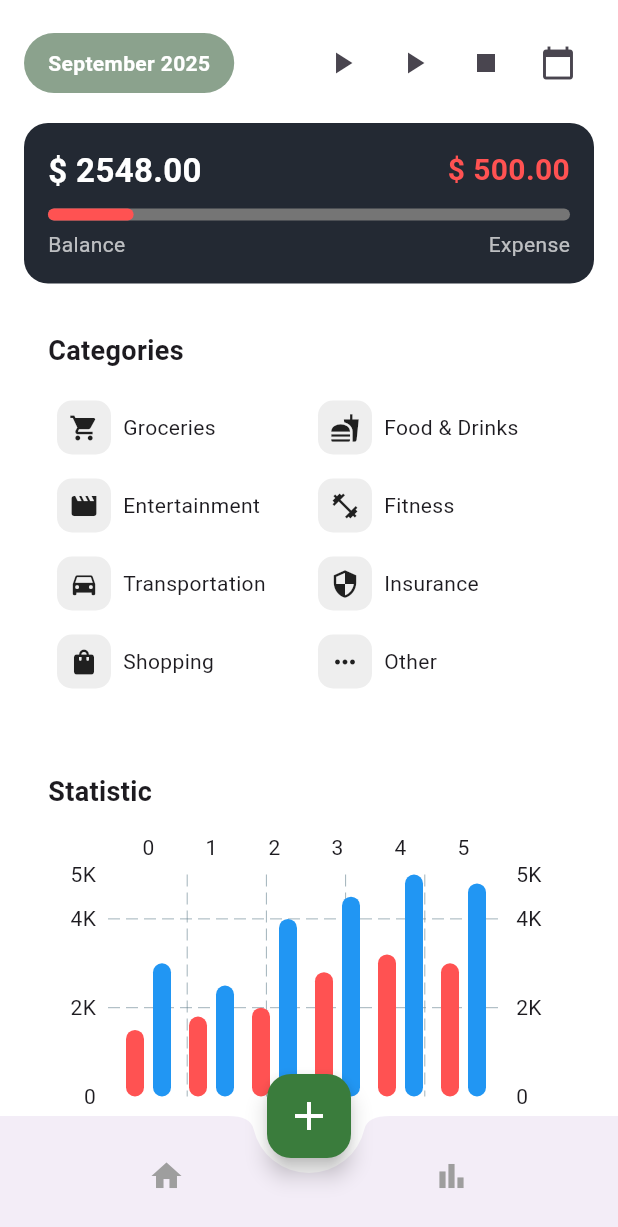
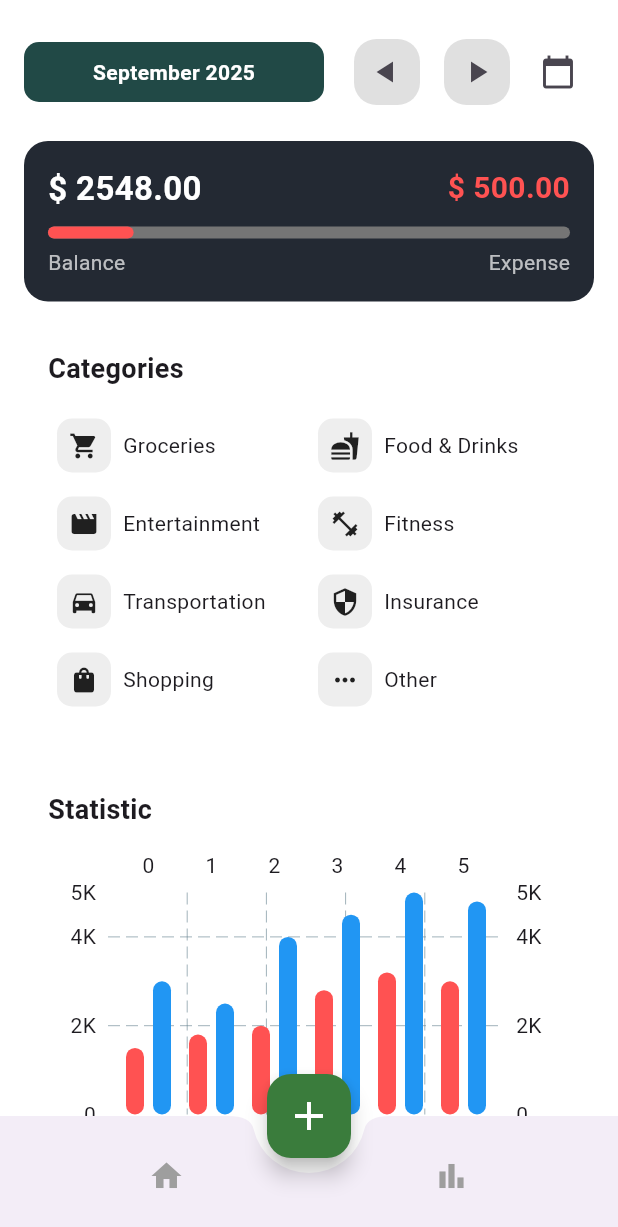
Before and after one commit to rrma1710/mtf_expense_tracker_flutter, a Flutter app: the ChartPage screen opened directly, on a phone screen of 412 x 824 dp. Shown: the top 1227 px of the screen. Run offline on Flutter 3.47's test engine with Material 3 defaults, Android fonts, the phone set to English and light mode, and no system bars; drawn by our look-alikes of fl_chart; our stand-ins replace flutter_svg, google_fonts.

Commit message:
update layout

```diff
--- a/expense_tracker/lib/page/chart.dart
+++ b/expense_tracker/lib/page/chart.dart
@@ -1,6 +1,5 @@
 import 'package:flutter/material.dart';
 import 'package:fl_chart/fl_chart.dart';
-
 
 class ChartPage extends StatelessWidget {
   const ChartPage({super.key});
@@ -36,13 +35,13 @@ class ChartPage extends StatelessWidget {
           children: const [
             Icon(Icons.home, color: Colors.grey),
             Icon(Icons.bar_chart, color: Colors.grey),
-            ],
+          ],
         ),
       ),
       floatingActionButton: FloatingActionButton(
         onPressed: () {},
         backgroundColor: const Color.fromARGB(255, 58, 124, 60),
-        child: const Icon(Icons.add, size: 32,color: Colors.white,),
+        child: const Icon(Icons.add, size: 32, color: Colors.white),
       ),
       floatingActionButtonLocation: FloatingActionButtonLocation.centerDocked,
     );
@@ -53,21 +52,49 @@ class ChartPage extends StatelessWidget {
       mainAxisAlignment: MainAxisAlignment.spaceBetween,
       children: [
         Container(
+          width: 200,
           padding: const EdgeInsets.symmetric(horizontal: 16, vertical: 10),
           decoration: BoxDecoration(
-            color: const Color(0xFF8BA28D),
-            borderRadius: BorderRadius.circular(20),
+            color: const Color(0xFF214946),
+            borderRadius: BorderRadius.circular(10),
           ),
-          child: const Text(
-            'September 2025',
-            style: TextStyle(color: Colors.white, fontWeight: FontWeight.bold),
+          child: Center(
+            child: const Text(
+              'September 2025',
+              style: TextStyle(
+                color: Colors.white,
+                fontWeight: FontWeight.bold,
+              ),
+            ),
           ),
         ),
         Row(
           children: [
-            IconButton(onPressed: () {}, icon: const Icon(Icons.play_arrow)),
-            IconButton(onPressed: () {}, icon: const Icon(Icons.play_arrow)),
-            IconButton(onPressed: () {}, icon: const Icon(Icons.stop)),
+            IconButton(
+              onPressed: () {},
+              icon: Transform.scale(
+                scaleX: -1,
+                child: Container(
+                  decoration: BoxDecoration(
+                    color: Colors.grey.shade300,
+                    borderRadius: BorderRadius.circular(15),
+                  ),
+                  padding: EdgeInsets.all(10),
+                  child: const Icon(Icons.play_arrow),
+                ),
+              ),
+            ),
+            IconButton(
+              onPressed: () {},
+              icon: Container(
+                decoration: BoxDecoration(
+                  color: Colors.grey.shade300,
+                  borderRadius: BorderRadius.circular(15),
+                ),
+                padding: EdgeInsets.all(10),
+                child: const Icon(Icons.play_arrow),
+              ),
+            ),
             IconButton(
               onPressed: () {},
               icon: const Icon(Icons.calendar_today),
```
